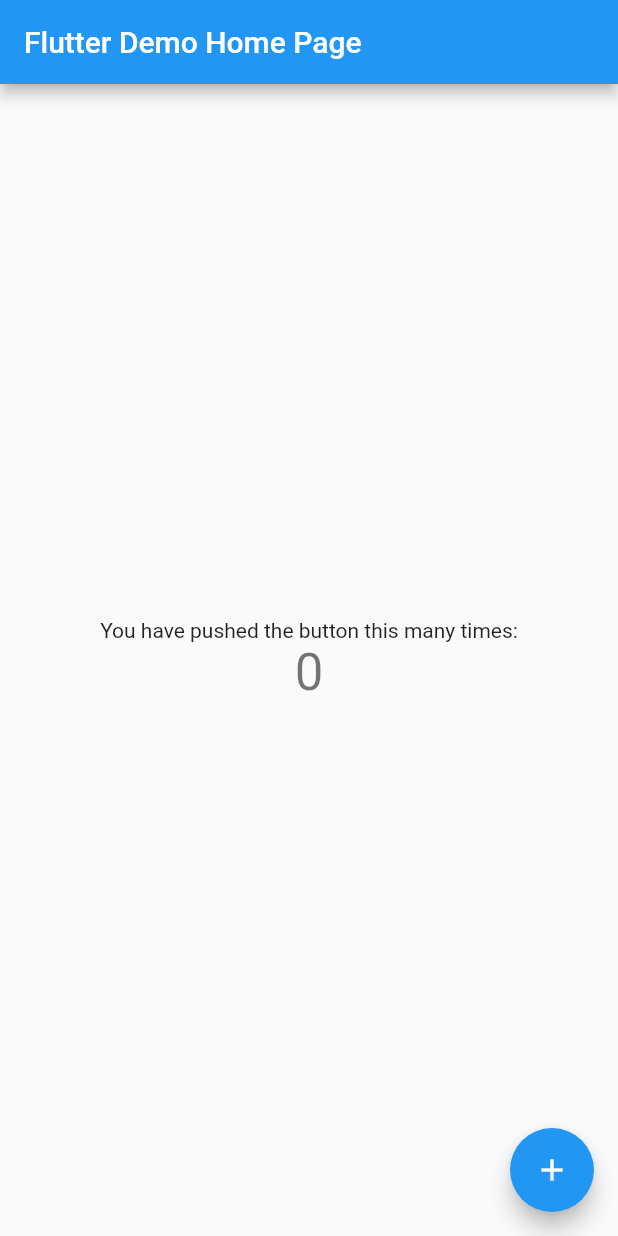
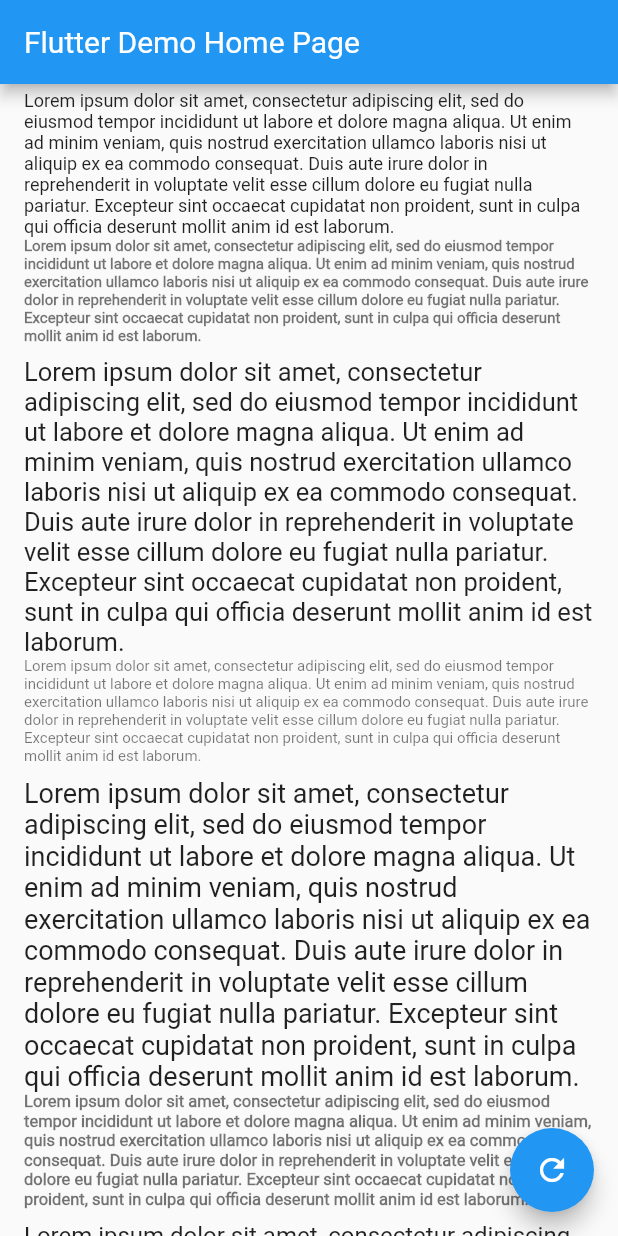
Before and after one commit to vital-edu/impeller_text_render_bug, a Flutter app: the screen it shows after launch, on a phone screen of 412 x 824 dp. Run offline on Flutter 3.47's test engine with Material 2 defaults, Android fonts, the phone set to English and light mode, and no system bars.

Commit message:
Create example that activates bug.

```diff
--- a/lib/main.dart
+++ b/lib/main.dart
@@ -1,3 +1,5 @@
+import 'dart:math';
+
 import 'package:flutter/material.dart';
 
 void main() {
@@ -7,22 +9,13 @@ void main() {
 class MyApp extends StatelessWidget {
   const MyApp({super.key});
 
-  // This widget is the root of your application.
   @override
   Widget build(BuildContext context) {
     return MaterialApp(
       title: 'Flutter Demo',
       theme: ThemeData(
-        // This is the theme of your application.
-        //
-        // Try running your application with "flutter run". You'll see the
-        // application has a blue toolbar. Then, without quitting the app, try
-        // changing the primarySwatch below to Colors.green and then invoke
-        // "hot reload" (press "r" in the console where you ran "flutter run",
-        // or simply save your changes to "hot reload" in a Flutter IDE).
-        // Notice that the counter didn't reset back to zero; the application
-        // is not restarted.
         primarySwatch: Colors.blue,
+        fontFamily: 'Roboto',
       ),
       home: const MyHomePage(title: 'Flutter Demo Home Page'),
     );
@@ -32,15 +25,6 @@ class MyApp extends StatelessWidget {
 class MyHomePage extends StatefulWidget {
   const MyHomePage({super.key, required this.title});
 
-  // This widget is the home page of your application. It is stateful, meaning
-  // that it has a State object (defined below) that contains fields that affect
-  // how it looks.
-
-  // This class is the configuration for the state. It holds the values (in this
-  // case the title) provided by the parent (in this case the App widget) and
-  // used by the build method of the State. Fields in a Widget subclass are
-  // always marked "final".
-
   final String title;
 
   @override
@@ -48,68 +32,43 @@ class MyHomePage extends StatefulWidget {
 }
 
 class _MyHomePageState extends State<MyHomePage> {
-  int _counter = 0;
-
-  void _incrementCounter() {
-    setState(() {
-      // This call to setState tells the Flutter framework that something has
-      // changed in this State, which causes it to rerun the build method below
-      // so that the display can reflect the updated values. If we changed
-      // _counter without calling setState(), then the build method would not be
-      // called again, and so nothing would appear to happen.
-      _counter++;
-    });
-  }
+  static const _loremIpsum =
+      'Lorem ipsum dolor sit amet, consectetur adipiscing elit, sed do eiusmod tempor incididunt ut labore et dolore magna aliqua. Ut enim ad minim veniam, quis nostrud exercitation ullamco laboris nisi ut aliquip ex ea commodo consequat. Duis aute irure dolor in reprehenderit in voluptate velit esse cillum dolore eu fugiat nulla pariatur. Excepteur sint occaecat cupidatat non proident, sunt in culpa qui officia deserunt mollit anim id est laborum.';
+  final random = Random();
 
   @override
   Widget build(BuildContext context) {
-    // This method is rerun every time setState is called, for instance as done
-    // by the _incrementCounter method above.
-    //
-    // The Flutter framework has been optimized to make rerunning build methods
-    // fast, so that you can just rebuild anything that needs updating rather
-    // than having to individually change instances of widgets.
     return Scaffold(
       appBar: AppBar(
-        // Here we take the value from the MyHomePage object that was created by
-        // the App.build method, and use it to set our appbar title.
         title: Text(widget.title),
       ),
-      body: Center(
-        // Center is a layout widget. It takes a single child and positions it
-        // in the middle of the parent.
-        child: Column(
-          // Column is also a layout widget. It takes a list of children and
-          // arranges them vertically. By default, it sizes itself to fit its
-          // children horizontally, and tries to be as tall as its parent.
-          //
-          // Invoke "debug painting" (press "p" in the console, choose the
-          // "Toggle Debug Paint" action from the Flutter Inspector in Android
-          // Studio, or the "Toggle Debug Paint" command in Visual Studio Code)
-          // to see the wireframe for each widget.
-          //
-          // Column has various properties to control how it sizes itself and
-          // how it positions its children. Here we use mainAxisAlignment to
-          // center the children vertically; the main axis here is the vertical
-          // axis because Columns are vertical (the cross axis would be
-          // horizontal).
-          mainAxisAlignment: MainAxisAlignment.center,
-          children: <Widget>[
-            const Text(
-              'You have pushed the button this many times:',
+      body: ListView.builder(
+        itemBuilder: (context, index) {
+          return ListTile(
+            key: UniqueKey(),
+            title: Text(
+              _loremIpsum,
+              style: TextStyle(
+                fontWeight: FontWeight.values[index % 9],
+                fontSize: (8 + random.nextInt(12)).toDouble(),
+              ),
             ),
-            Text(
-              '$_counter',
-              style: Theme.of(context).textTheme.headlineMedium,
+            subtitle: Text(
+              _loremIpsum,
+              style: TextStyle(
+                fontWeight: FontWeight.values[random.nextInt(9)],
+                fontSize: (8 + random.nextInt(12)).toDouble(),
+              ),
             ),
-          ],
-        ),
+          );
+        },
+        itemCount: 1000,
       ),
       floatingActionButton: FloatingActionButton(
-        onPressed: _incrementCounter,
-        tooltip: 'Increment',
-        child: const Icon(Icons.add),
-      ), // This trailing comma makes auto-formatting nicer for build methods.
+        tooltip: 'Refresh',
+        child: const Icon(Icons.refresh),
+        onPressed: () => setState(() {}),
+      ),
     );
   }
 }
```
Also changed, not shown: pubspec.yaml (+6 -66 lines), fonts/Roboto-Regular.ttf (added), pubspec.lock, 1 other file.
